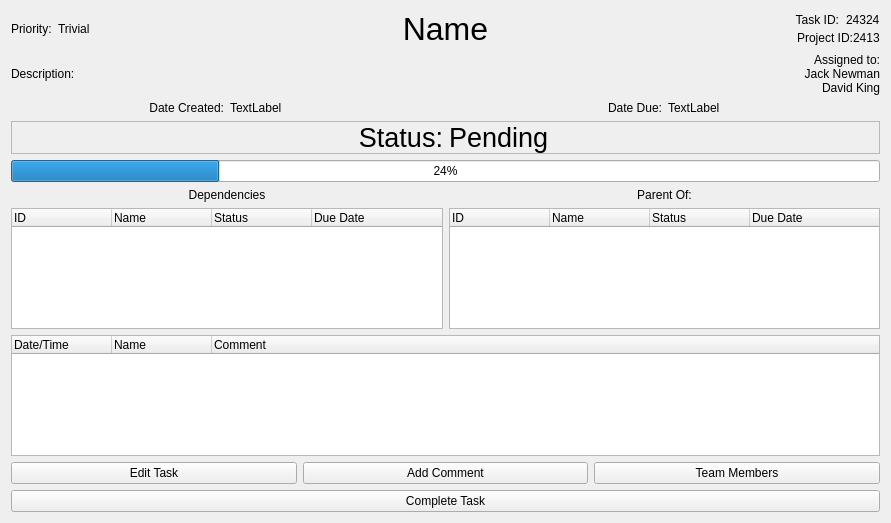
Above: Task.ui from CDDDJ-A-2015/Project before the change. Below: the same form after it.
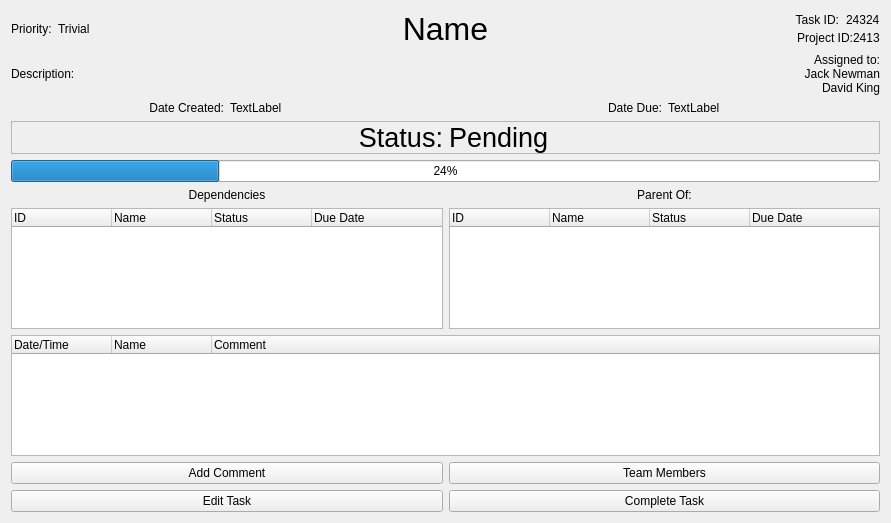
That is the form after the change.

The edit to the form file:
```diff
--- a/Task.ui
+++ b/Task.ui
@@ -357,13 +357,6 @@
    </item>
    <item>
     <layout class="QHBoxLayout" name="horizontalLayout_4">
-     <item>
-      <widget class="QPushButton" name="bEditTask">
-       <property name="text">
-        <string>Edit Task</string>
-       </property>
-      </widget>
-     </item>
      <item>
       <widget class="QPushButton" name="bAddComment">
        <property name="text">
@@ -381,10 +374,26 @@
     </layout>
    </item>
    <item>
+    <widget class="QWidget" name="wCanEdit" native="true">
+     <layout class="QHBoxLayout" name="horizontalLayout_12">
+      <property name="margin">
+       <number>0</number>
+      </property>
+      <item>
+       <widget class="QPushButton" name="bEditTask">
+        <property name="text">
+         <string>Edit Task</string>
+        </property>
+       </widget>
+      </item>
+      <item>
     <widget class="QPushButton" name="bStatusChange">
      <property name="text">
       <string>Complete Task</string>
      </property>
+       </widget>
+      </item>
+     </layout>
     </widget>
    </item>
   </layout>
```
Lines whose indentation alone changed are shown as unchanged.
